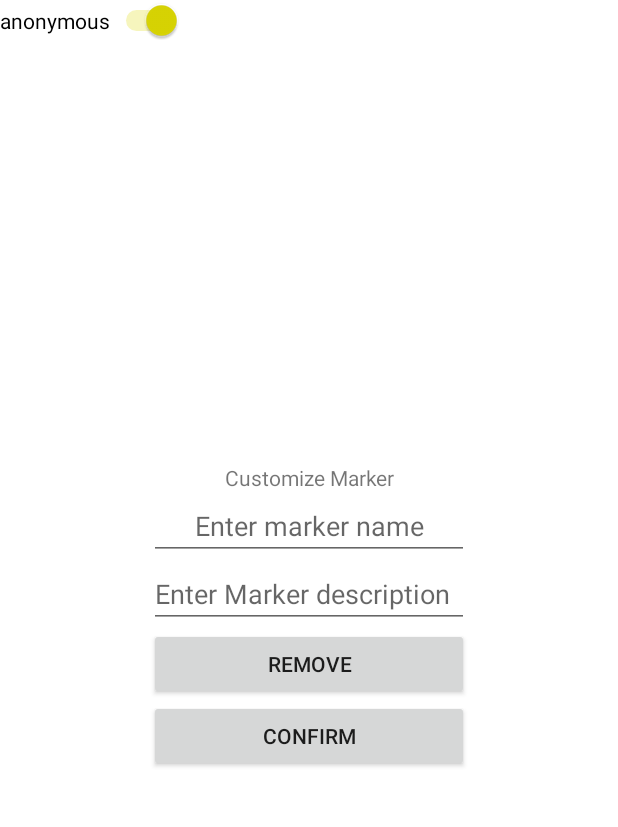
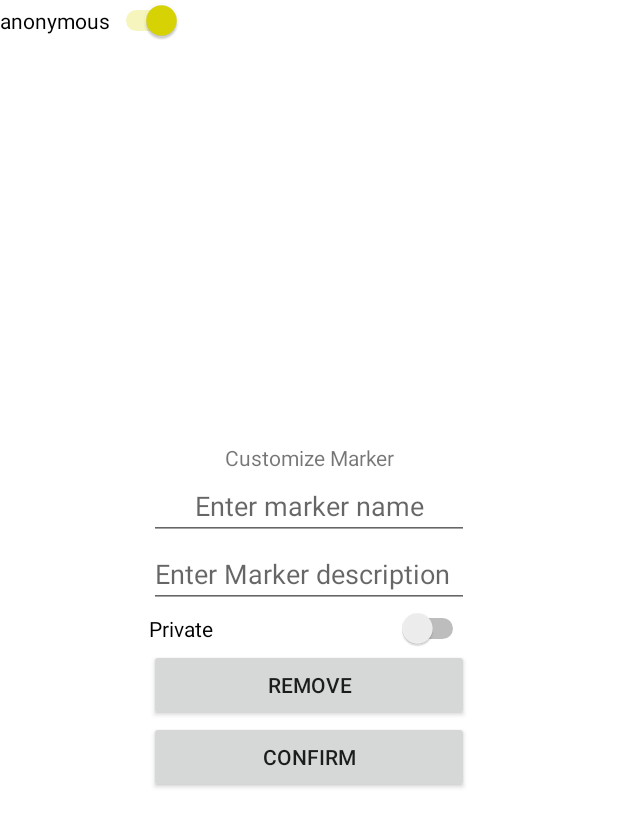
Before and after one commit to simon-pikalov/livemap, an Android app: the fragment CustomizeMarkerFragment placed in its activity, on a phone screen of 412 x 824 dp. Shown: the top 827 px of the screen. Run offline under Robolectric (Android 15) with nearby library versions, the phone set to English and light mode, and no system bars; our stand-ins replace Firebase (no records; nobody signed in at launch, a user with empty details on screens opened directly).

Commit message:
added is private in dialog

```diff
--- a/app/src/main/java/com/example/livemap/CustomizeMarkerFragment.java
+++ b/app/src/main/java/com/example/livemap/CustomizeMarkerFragment.java
@@ -6,8 +6,10 @@ import android.view.LayoutInflater;
 import android.view.View;
 import android.view.ViewGroup;
 import android.widget.Button;
+import android.widget.CompoundButton;
 import android.widget.EditText;
 import android.widget.RadioGroup;
+import android.widget.Switch;
 import android.widget.TextView;
 import android.widget.Toast;
 
@@ -48,12 +50,24 @@ public class CustomizeMarkerFragment extends Fragment {
         // Inflate the layout for this fragment.
         final View rootView = inflater.inflate(R.layout.fragment_customize_marker,
                 container, false);
+
         final EditText inputMarkerName = rootView.findViewById(R.id.input_marker_name);
         final EditText inputMarkerDescription = rootView.findViewById(R.id.input_marker_description);
-
         final Button confirmButton = rootView.findViewById(R.id.confirm_button);
         final Button removeButton = rootView.findViewById(R.id.remove_button);
+        final Switch privateSwitch = rootView.findViewById(R.id.private_switch);
 
+        privateSwitch.setOnCheckedChangeListener(new CompoundButton.OnCheckedChangeListener() {
+            public void onCheckedChanged(CompoundButton buttonView, boolean isChecked) {
+                if (isChecked) {
+                    // The toggle is enabled
+                    marker.setTag(1);
+                } else {
+                    // The toggle is disabled
+                    marker.setTag(0);
+                }
+            }
+        });
         // do this when confirm is clicked
         confirmButton.setOnClickListener(new View.OnClickListener() {
             @Override
--- a/app/src/main/java/com/example/livemap/MapsActivity.java
+++ b/app/src/main/java/com/example/livemap/MapsActivity.java
@@ -88,6 +88,7 @@ import java.util.Locale;
 public class MapsActivity extends FragmentActivity implements OnMapReadyCallback
         ,CustomizeMarkerFragment.OnFragmentInteractionListener {
     private static final int REQUEST_LOCATION_PERMISSION = 1;
+    private static final int MARKER_IS_PRIVATE= 1;
     private static final String DEFAULT_TITLE = "Unnamed Marker";
     private GoogleMap mMap;
     private MacActions currAction;
@@ -245,12 +246,6 @@ public class MapsActivity extends FragmentActivity implements OnMapReadyCallback
                     mMap = googleMap;
                     mMap.setMapType(GoogleMap.MAP_TYPE_HYBRID);
 
-//        //Add ground overlay example
-//        GroundOverlayOptions homeOverlay = new GroundOverlayOptions()
-//                .image(BitmapDescriptorFactory.fromResource(R.drawable.android))
-//                .position(arielCord, 100);
-//        mMap.addGroundOverlay(homeOverlay);
-
                     //set click functions
                     setMapClicks(mMap);
 
@@ -276,7 +271,7 @@ public class MapsActivity extends FragmentActivity implements OnMapReadyCallback
                     }
                     LatLng latLng = new LatLng(lastLocation.getLatitude(), lastLocation.getLatitude());
                     if (userLocationMarker == null) {
-                        //creat a new marker
+                        //create a new marker
                         MarkerOptions markerOptions = new MarkerOptions();
                         markerOptions.position(latLng);
                         userLocationMarker = mMap.addMarker(markerOptions);
@@ -364,9 +359,11 @@ public class MapsActivity extends FragmentActivity implements OnMapReadyCallback
                                 .position(latLng)
                                 .title(DEFAULT_TITLE);
                         Marker marker = mMap.addMarker(markerOptions);
-                        marker.setTag(0);
                         openMarkerCustomizationPopup(marker);
-
+                        //TODO marker is check:
+                        if((int)marker.getTag()==MARKER_IS_PRIVATE){
+                            //marker is private
+                        }
 
                         MarkerLive ml = new MarkerLive();
                         ml = new MarkerLive(sUid, markerOptions, true);
--- a/app/src/main/res/layout/fragment_customize_marker.xml
+++ b/app/src/main/res/layout/fragment_customize_marker.xml
@@ -34,6 +34,12 @@
         android:hint="Enter Marker description"
         android:inputType="text" />
 
+    <Switch
+        android:id="@+id/private_switch"
+        android:layout_width="match_parent"
+        android:layout_height="wrap_content"
+        android:text="Private" />
+
     <Button
         android:id="@+id/remove_button"
         android:layout_width="match_parent"
```
